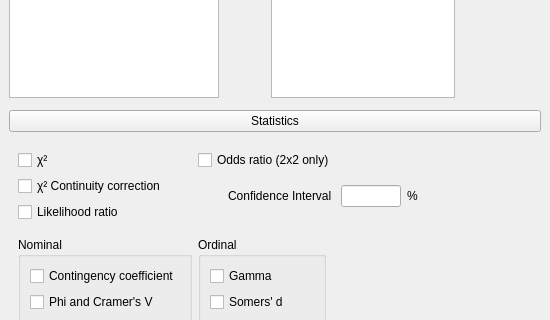
jasp-stats/jasp-desktop, file JASP-Desktop/analysisforms/crosstabsform.ui: the form before one commit; both pictures show x 0 to 550 and y 313 to 633 of the 550 by 1205 pixel window.
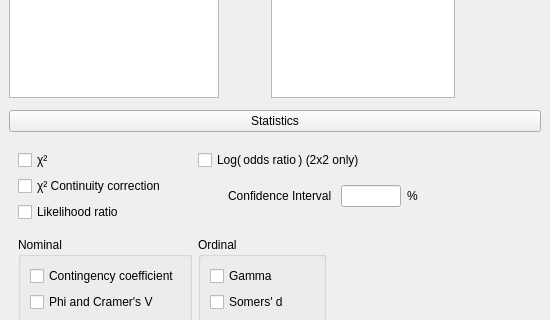
The form after the commit. Custom widgets are drawn as their Qt base class.

Commit message:
Cont. Tables: Changed label to Log(odds ratio)
closes #391

Patch:
```diff
--- a/JASP-Desktop/analysisforms/crosstabsform.ui
+++ b/JASP-Desktop/analysisforms/crosstabsform.ui
@@ -776,7 +776,7 @@
             <item row="1" column="0" colspan="2">
              <widget class="BoundCheckBox" name="oddsRatio">
               <property name="text">
-               <string>Odds ratio (2x2 only)</string>
+               <string>Log( odds ratio ) (2x2 only)</string>
               </property>
              </widget>
             </item>
```
The commit also changes 1 other file.
